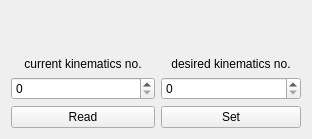
This is src/ui-qt/base/wgt_kinematic.ui in verges/mrrocpp as Qt 5 draws it before an edit. The edited form follows.
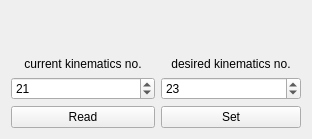
This is the edited form.

The edit to the form file:
```diff
--- a/src/ui-qt/base/wgt_kinematic.ui
+++ b/src/ui-qt/base/wgt_kinematic.ui
@@ -61,10 +61,21 @@
     </widget>
    </item>
    <item row="1" column="1">
-    <widget class="QSpinBox" name="spinBox"/>
+    <widget class="QSpinBox" name="spinBox_current_kinematics">
+     <property name="minimum">
+      <number>0</number>
+     </property>
+     <property name="value">
+      <number>21</number>
+     </property>
+    </widget>
    </item>
    <item row="1" column="2">
-    <widget class="QSpinBox" name="spinBox_2"/>
+    <widget class="QSpinBox" name="spinBox_desired_kinematics">
+     <property name="value">
+      <number>23</number>
+     </property>
+    </widget>
    </item>
   </layout>
  </widget>
```
